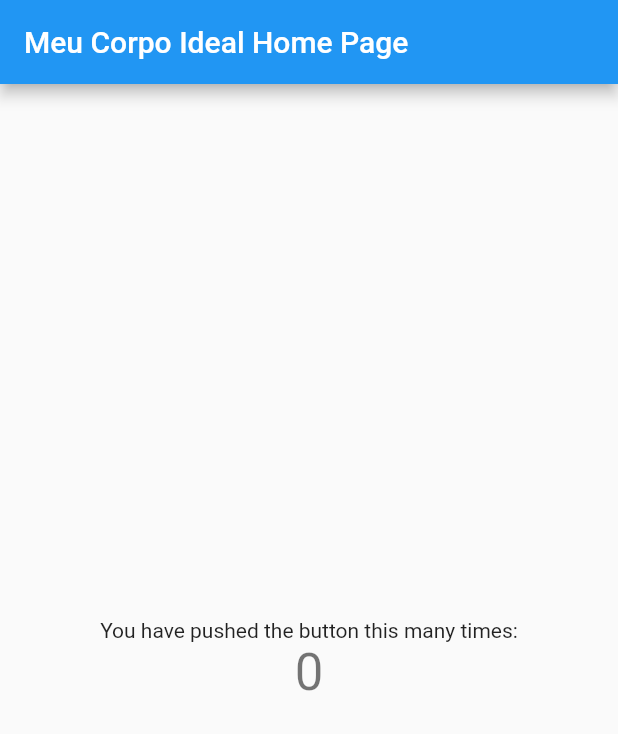
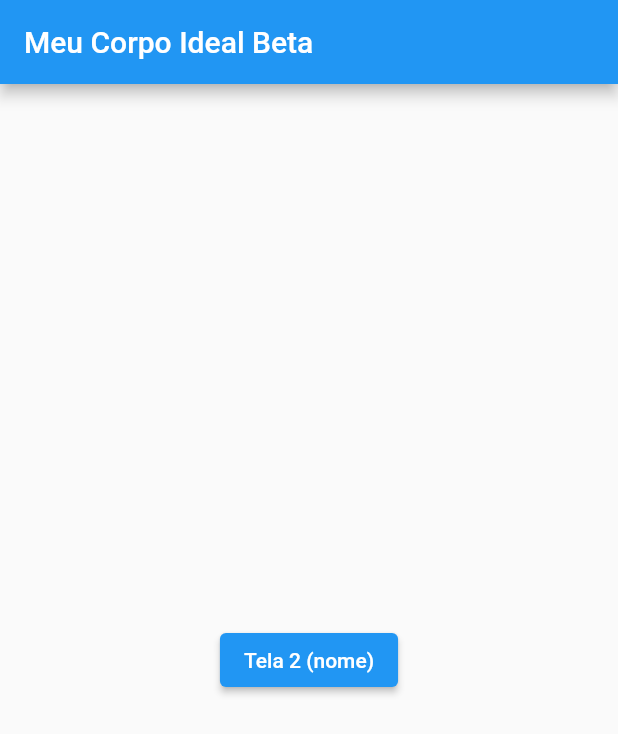
Before and after one commit to lfelipecastro/MeuCorpoIdeal, a Flutter app: the screen it shows after launch, on a phone screen of 412 x 824 dp. Shown: the top 734 px of the screen. Run offline on Flutter 3.47's test engine with Material 2 defaults, Android fonts, the phone set to English and light mode, and no system bars.

Commit message:
Navegacao para a segunda tela

```diff
--- a/lib/main.dart
+++ b/lib/main.dart
@@ -1,4 +1,5 @@
 import 'package:flutter/material.dart';
+import 'package:meu_corpo_ideal/perg_nome_dois.dart';
 
 void main() {
   runApp(const MyApp());
@@ -24,7 +25,7 @@ class MyApp extends StatelessWidget {
         // is not restarted.
         primarySwatch: Colors.blue,
       ),
-      home: const MyHomePage(title: 'Meu Corpo Ideal Home Page'),
+      home: const MyHomePage(title: 'Meu Corpo Ideal Beta'),
     );
   }
 }
@@ -48,18 +49,6 @@ class MyHomePage extends StatefulWidget {
 }
 
 class _MyHomePageState extends State<MyHomePage> {
-  int _counter = 0;
-
-  void _incrementCounter() {
-    setState(() {
-      // This call to setState tells the Flutter framework that something has
-      // changed in this State, which causes it to rerun the build method below
-      // so that the display can reflect the updated values. If we changed
-      // _counter without calling setState(), then the build method would not be
-      // called again, and so nothing would appear to happen.
-      _counter++;
-    });
-  }
 
   @override
   Widget build(BuildContext context) {
@@ -78,31 +67,16 @@ class _MyHomePageState extends State<MyHomePage> {
       body: Center(
         // Center is a layout widget. It takes a single child and positions it
         // in the middle of the parent.
-        child: Column(
-          // Column is also a layout widget. It takes a list of children and
-          // arranges them vertically. By default, it sizes itself to fit its
-          // children horizontally, and tries to be as tall as its parent.
-          //
-          // Invoke "debug painting" (press "p" in the console, choose the
-          // "Toggle Debug Paint" action from the Flutter Inspector in Android
-          // Studio, or the "Toggle Debug Paint" command in Visual Studio Code)
-          // to see the wireframe for each widget.
-          //
-          // Column has various properties to control how it sizes itself and
-          // how it positions its children. Here we use mainAxisAlignment to
-          // center the children vertically; the main axis here is the vertical
-          // axis because Columns are vertical (the cross axis would be
-          // horizontal).
-          mainAxisAlignment: MainAxisAlignment.center,
-          children: <Widget>[
-            const Text(
-              'You have pushed the button this many times:',
-            ),
-            Text(
-              '$_counter',
-              style: Theme.of(context).textTheme.headlineMedium,
-            ),
-          ],
+        child: ElevatedButton(
+              child: Text('Tela 2 (nome)'),
+              onPressed: () {
+                Navigator.push(
+                  context,
+                  MaterialPageRoute(
+                    builder: (context) => PergNome(title: 'Tela 2')
+                    ),
+                );
+              },
         ),
       ),
     );
```
Also changed, not shown: lib/perg_nome_dois.dart (+79 -0 lines), pubspec.lock.
